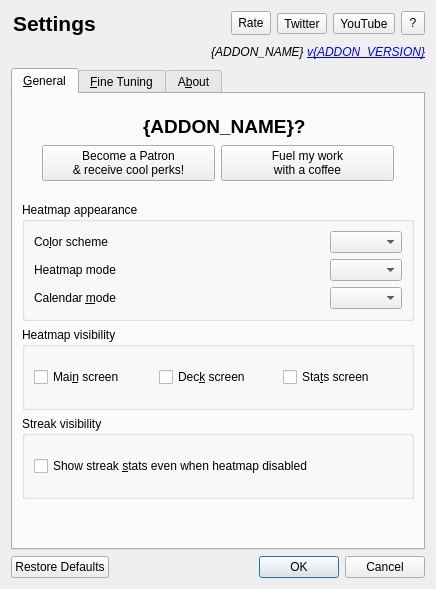
Above: designer/options.ui from BattyPlayground/review-heatmap before the change. Below: the same form after it.
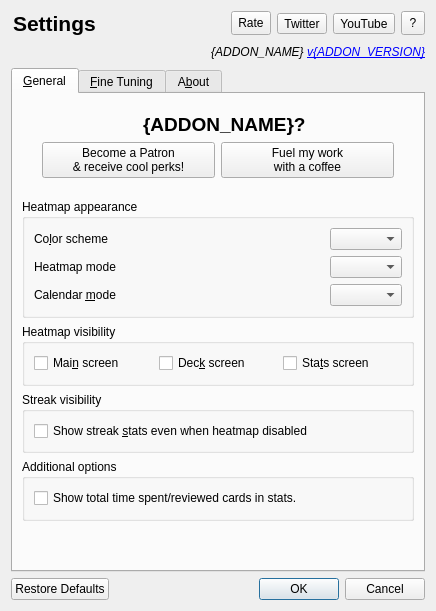
That is the form after the change. Icons and pictures are not drawn. Custom widgets are drawn as their Qt base class.

```diff
--- a/designer/options.ui
+++ b/designer/options.ui
@@ -494,6 +494,25 @@
          </layout>
         </widget>
        </item>
+       <item>
+        <widget class="QGroupBox" name="groupBox_5">
+         <property name="title">
+          <string>Additional options</string>
+         </property>
+         <layout class="QVBoxLayout" name="verticalLayout_8">
+          <item>
+           <widget class="QCheckBox" name="cbShowTotal">
+            <property name="toolTip">
+             <string>&lt;html&gt;Adds information about total reviews/time to stats.&lt;/html&gt;</string>
+            </property>
+            <property name="text">
+             <string>Show total time spent/reviewed cards in stats.</string>
+            </property>
+           </widget>
+          </item>
+         </layout>
+        </widget>
+       </item>
        <item>
         <spacer name="verticalSpacer_2">
          <property name="orientation">
```
Left out of the diff: 1 changed line with no effect on the pictures.
